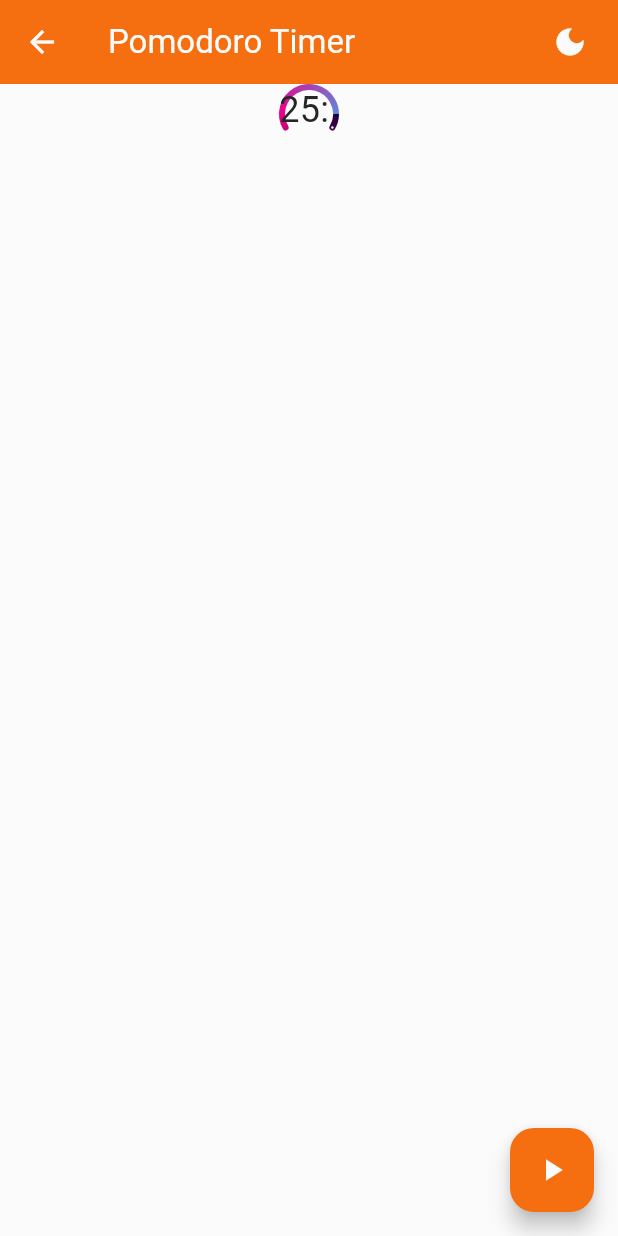
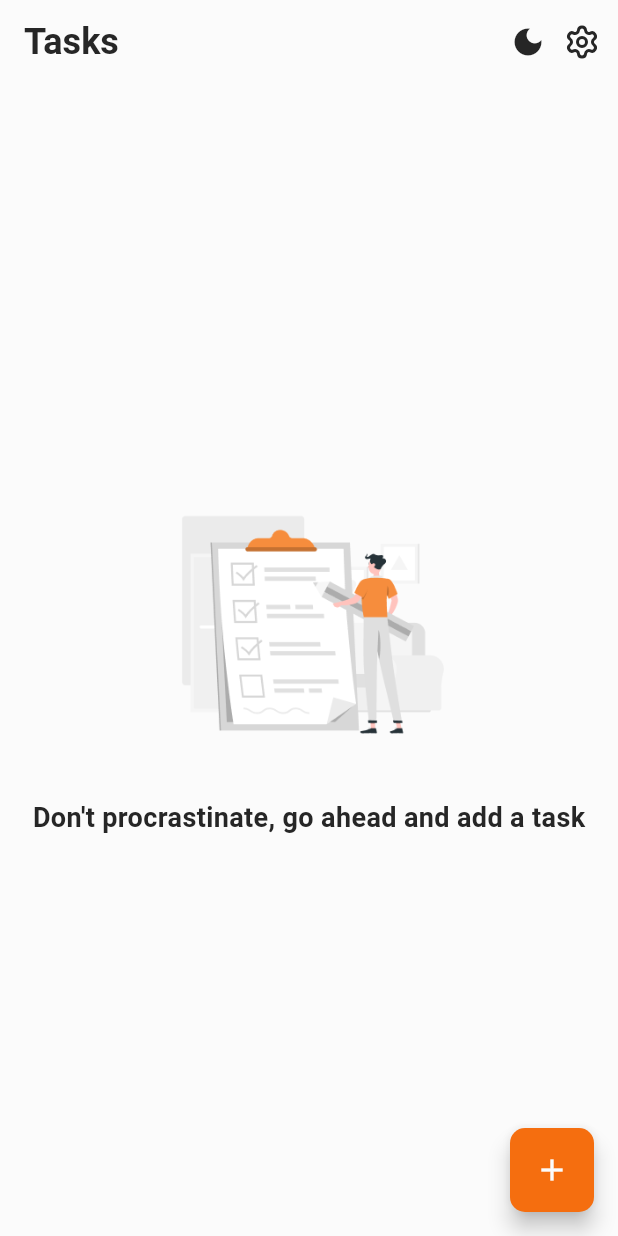
Before and after one commit to Ammarmyp/paamyPomodoro, a Flutter app: the MyHomePage screen opened directly, on a phone screen of 412 x 824 dp. Run offline on Flutter 3.47's test engine with Material 3 defaults, Android fonts, the phone set to English and light mode, and no system bars; drawn by our look-alikes of sleek_circular_slider; our stand-ins replace get, hive, hive_flutter, lucide_icons; accounts and stored records are empty.

Commit message:
no task screen ui done

```diff
--- /dev/null
+++ b/lib/components/task_card.dart
@@ -0,0 +1,25 @@
+import 'package:flutter/material.dart';
+import 'package:get/get.dart';
+import 'package:paamy_pomodorro/controllers/task_controller.dart';
+import 'package:paamy_pomodorro/models/task_model.dart';
+
+class TaskCard extends StatelessWidget {
+  final TaskModel task;
+  TaskCard({super.key, required this.task});
+  final TaskController taskController = Get.find<TaskController>();
+
+  @override
+  Widget build(BuildContext context) {
+    return ListTile(
+      title: Text(task.title),
+      // subtitle: Text(formatDate(task.createdAt)),
+      trailing: Checkbox(
+        value: task.isCompleted,
+        onChanged: (value) {
+          taskController.toggleTaskCompletion(task);
+        },
+      ),
+      onLongPress: () => taskController.deleteTask(task),
+    );
+  }
+}
--- a/lib/components/theme_toggler.dart
+++ b/lib/components/theme_toggler.dart
@@ -15,6 +15,7 @@ class ThemeToggler extends StatelessWidget {
           themeController.themeMode.value == ThemeMode.dark
               ? Icons.light_mode
               : Icons.dark_mode,
+          color: Theme.of(context).colorScheme.onSurface,
         );
       }),
     );
--- a/lib/main.dart
+++ b/lib/main.dart
@@ -33,7 +33,7 @@ class MyApp extends StatelessWidget {
           theme: AppTheme.lightTheme,
           darkTheme: AppTheme.darkTheme,
           themeMode: themeController.theme,
-          home: TaskScreen(),
+          home: MyHomePage(),
         );
       },
     );
--- a/lib/pages/my_home_page.dart
+++ b/lib/pages/my_home_page.dart
@@ -1,65 +1,132 @@
 import 'package:flutter/material.dart';
 import 'package:get/get.dart';
-import 'package:get/get_connect/http/src/utils/utils.dart';
+import 'package:lucide_icons/lucide_icons.dart';
+import 'package:paamy_pomodorro/components/task_card.dart';
 import 'package:paamy_pomodorro/components/theme_toggler.dart';
+import 'package:paamy_pomodorro/controllers/task_controller.dart';
 import 'package:paamy_pomodorro/controllers/theme_controller.dart';
 import 'package:paamy_pomodorro/controllers/timer_controller.dart';
-import 'package:paamy_pomodorro/pages/task_screen.dart';
-import 'package:sleek_circular_slider/sleek_circular_slider.dart';
+import 'package:paamy_pomodorro/models/task_model.dart';
 
 class MyHomePage extends StatelessWidget {
-  MyHomePage({
-    super.key,
-  });
+  MyHomePage({super.key});
+
   final ThemeController themeController = Get.find<ThemeController>();
   final TimerController timerController = Get.find<TimerController>();
+  final TaskController taskController = Get.find<TaskController>();
 
   @override
   Widget build(BuildContext context) {
     return SafeArea(
       child: Scaffold(
         appBar: AppBar(
-          title: const Text("Pomodoro Timer"),
+          backgroundColor: Theme.of(context).appBarTheme.backgroundColor,
+          title: Text(
+            "Tasks",
+            style: TextStyle(
+              fontSize: 24,
+              fontWeight: FontWeight.bold,
+              color: Theme.of(context).colorScheme.onSurface,
+            ),
+          ),
           actions: [
-            Padding(
-              padding: const EdgeInsets.symmetric(horizontal: 20),
-              child: ThemeToggler(),
-            )
+            ThemeToggler(),
+            IconButton(
+              icon: Icon(
+                LucideIcons.settings,
+                size: 24,
+                color: Theme.of(context).colorScheme.onSurface,
+              ),
+              onPressed: () {
+                // Navigate to the settings screen
+                // Get.to(() => TaskScreen());
+              },
+            ),
           ],
         ),
-        body: SingleChildScrollView(
-          child: Center(
-            child: Obx(() {
-              return SleekCircularSlider(
-                appearance: CircularSliderAppearance(
-                    size: 40,
-                    customColors: CustomSliderColors(),
-                    customWidths: CustomSliderWidths()),
-                initialValue: timerController.remainingTime.value / 1500 * 100,
-                onChangeEnd: (value) => timerController.updateTimer(),
-                onChange: (value) {},
-                innerWidget: (_) => Center(
-                  child: Text(
-                    "${(timerController.remainingTime.value ~/ 60).toString().padLeft(2, '0')}:${(timerController.remainingTime.value % 60).toString().padLeft(2, '0')}",
-                    style: const TextStyle(fontSize: 24),
+        body: Obx(() {
+          return taskController.tasks.isEmpty
+              ? Center(
+                  child: Column(
+                    mainAxisAlignment: MainAxisAlignment.center,
+                    crossAxisAlignment: CrossAxisAlignment.center,
+                    children: [
+                      Image.asset(
+                        "assets/images/notask.png",
+                        width: 200,
+                        height: 200,
+                        fit: BoxFit.contain,
+                      ),
+                      const SizedBox(height: 10),
+                      const Text(
+                        "Don't procrastinate, go ahead and add a task",
+                        style: TextStyle(
+                          fontSize: 18,
+                          fontWeight: FontWeight.w600,
                         ),
                       ),
+                    ],
+                  ),
+                )
+              : ListView.builder(
+                  padding: const EdgeInsets.all(16.0),
+                  itemCount: taskController.tasks.length,
+                  itemBuilder: (context, index) {
+                    final task = taskController.tasks[index];
+                    return Padding(
+                      padding: const EdgeInsets.only(bottom: 8.0),
+                      child: TaskCard(task: task),
+                    );
+                  },
                 );
         }),
+        floatingActionButton: FloatingActionButton(
+          onPressed: () {
+            showDialog(
+              context: context,
+              builder: (context) {
+                final titleController = TextEditingController();
+                return AlertDialog(
+                  title: const Text("Add Task"),
+                  content: TextField(
+                    controller: titleController,
+                    decoration: const InputDecoration(
+                      hintText: "Enter task title",
                     ),
                   ),
-        floatingActionButton: Obx(() {
-          return FloatingActionButton(
+                  actions: [
+                    TextButton(
                       onPressed: () {
-              timerController.isRunning.value
-                  ? timerController.pauseTimer()
-                  : timerController.startTimer();
+                        if (titleController.text.trim().isEmpty) {
+                          Get.snackbar("Error", "Task title cannot be empty");
+                          return;
+                        }
+                        var task = TaskModel(
+                          titleController.text.trim(),
+                          DateTime.now(),
+                          false,
+                        );
+                        taskController.addTask(task);
+                        Get.back();
                       },
-            child: Icon(
-              timerController.isRunning.value ? Icons.pause : Icons.play_arrow,
+                      child: const Text("Add"),
                     ),
+                    TextButton(
+                      onPressed: () {
+                        Get.back();
+                      },
+                      child: const Text("Cancel"),
+                    ),
+                  ],
                 );
-        }),
+              },
+            );
+          },
+          shape: RoundedRectangleBorder(
+            borderRadius: BorderRadius.circular(10),
+          ),
+          child: const Icon(Icons.add),
+        ),
       ),
     );
   }
--- a/lib/utils/theme.dart
+++ b/lib/utils/theme.dart
@@ -24,12 +24,15 @@ class AppTheme {
     primaryColor: liquidLava,
     scaffoldBackgroundColor: snow,
     appBarTheme: const AppBarTheme(
-      backgroundColor: liquidLava,
+      backgroundColor: Colors.transparent,
       foregroundColor: snow,
     ),
     buttonTheme: const ButtonThemeData(
       buttonColor: liquidLava,
       textTheme: ButtonTextTheme.primary,
+    ),
+    iconTheme: const IconThemeData(
+      color: slateGrey,
     ),
   );
 
@@ -48,12 +51,15 @@ class AppTheme {
     primaryColor: liquidLava,
     scaffoldBackgroundColor: gluonGrey,
     appBarTheme: const AppBarTheme(
-      backgroundColor: darkVoid,
+      backgroundColor: Colors.transparent,
       foregroundColor: snow,
     ),
     buttonTheme: const ButtonThemeData(
       buttonColor: liquidLava,
       textTheme: ButtonTextTheme.primary,
     ),
+    iconTheme: const IconThemeData(
+      color: snow,
+    ),
   );
 }
```
Also changed, not shown: pubspec.yaml (+5 -5 lines), assets/images/notask.png (added), pubspec.lock. Lines whose indentation alone changed are shown as unchanged.
